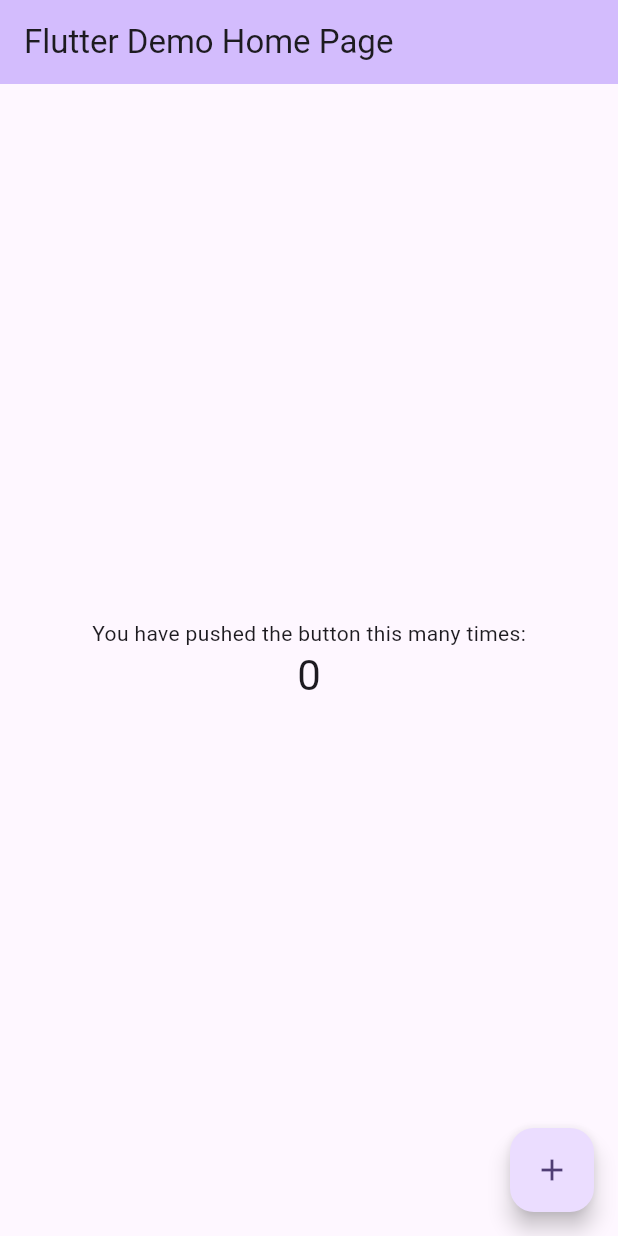
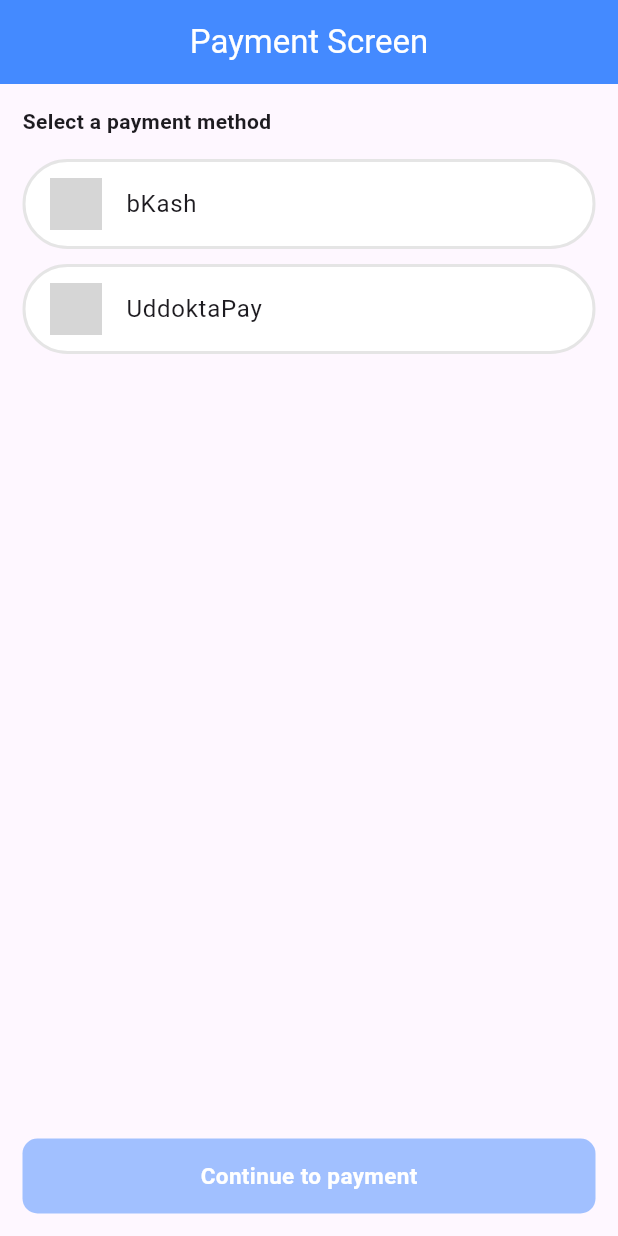
Before and after one commit to alazad214/payment-gateway, a Flutter app: the screen it shows after launch, on a phone screen of 412 x 824 dp. Run offline on Flutter 3.47's test engine with Material 3 defaults, Android fonts, the phone set to English and light mode, and no system bars; our stand-ins replace get; missing offline and left inert: bkash; network calls fail; grey boxes are pictures that could not be loaded.

Commit message:
bkash payment work

```diff
--- /dev/null
+++ b/lib/features/checkout/data/chekout_helper.dart
@@ -0,0 +1,45 @@
+import 'dart:developer';
+
+import 'package:bkash/bkash.dart';
+import 'package:get/get.dart';
+
+final bkash = Bkash(logResponse: true);
+
+/// Amount for payment
+double amount = 10.0;
+
+/// Function to handle button tap
+void onButtonTap(String selected) async {
+  switch (selected) {
+    case 'bkash':
+      await bkashPayment();
+      break;
+    default:
+      log('Unknown payment method selected');
+  }
+}
+
+/// BKash Payment Process
+Future<void> bkashPayment() async {
+  try {
+    final response = await bkash.pay(
+      context: Get.context!,
+      amount: amount,
+      merchantInvoiceNumber: 'xx551316',
+    );
+    log('Transaction ID: ${response.trxId}');
+    log('Payer Reference: ${response.payerReference}');
+    Get.snackbar(
+      'Payment Success',
+      'Transaction ID: ${response.trxId}',
+      snackPosition: SnackPosition.BOTTOM,
+    );
+  } on BkashFailure catch (e) {
+    log('Payment Failed: ${e.toString()}');
+    Get.snackbar(
+      'Payment Failed',
+      e.toString(),
+      snackPosition: SnackPosition.BOTTOM,
+    );
+  }
+}
--- /dev/null
+++ b/lib/features/checkout/data/gateway_data.dart
@@ -0,0 +1,22 @@
+List<Map> gatewayData = [
+  {
+    'name': 'bKash',
+    'logo':
+        'https://freelogopng.com/images/all_img/1656234841bkash-icon-png.png',
+  },
+  {
+    'name': 'UddoktaPay',
+    'logo':
+        'https://uddoktapay.com/assets/images/xlogo-icon.png.pagespeed.ic.IbVircDZ7p.png',
+  },
+  // {
+  //   'name': 'SslCommerz',
+  //   'logo':
+  //       'https://apps.odoo.com/web/image/loempia.module/193670/icon_image?unique=c301a64',
+  // },
+  // {
+  //   'name': 'ShurjoPay',
+  //   'logo':
+  //       'https://encrypted-tbn0.gstatic.com/images?q=tbn:ANd9GcTGhMPK0wqLrv9z2Z2NKU17pUIpadsmODtVSQ&s',
+  // },
+];
--- /dev/null
+++ b/lib/features/checkout/presentation/checkout_screen.dart
@@ -0,0 +1,146 @@
+import 'package:flutter/material.dart';
+
+import '../data/chekout_helper.dart';
+import '../data/gateway_data.dart';
+
+/// Global Bkash instance
+
+class CheckoutScreen extends StatefulWidget {
+  const CheckoutScreen({super.key});
+
+  @override
+  State<CheckoutScreen> createState() => _CheckoutScreenState();
+}
+
+class _CheckoutScreenState extends State<CheckoutScreen> {
+  String? selected;
+
+  @override
+  Widget build(BuildContext context) {
+    return Scaffold(
+      appBar: AppBar(
+        backgroundColor: Colors.blueAccent,
+        centerTitle: true,
+        title: const Text(
+          'Payment Screen',
+          style: TextStyle(
+            color: Colors.white,
+          ),
+        ),
+      ),
+      body: Padding(
+        padding: const EdgeInsets.all(15),
+        child: Column(
+          children: [
+            Expanded(
+              child: ListView(
+                children: [
+                  const Text(
+                    'Select a payment method',
+                    style: TextStyle(
+                      fontWeight: FontWeight.w700,
+                    ),
+                  ),
+                  const SizedBox(height: 15),
+                  ListView.separated(
+                    shrinkWrap: true,
+                    primary: false,
+                    itemBuilder: (_, index) {
+                      return MethodButtonTile(
+                        logo: gatewayData[index]['logo'],
+                        name: gatewayData[index]['name'],
+                        selected: selected ?? '',
+                        onTap: () {
+                          setState(() {
+                            selected = gatewayData[index]['name']
+                                .toString()
+                                .replaceAll(' ', '_')
+                                .toLowerCase();
+                          });
+                        },
+                      );
+                    },
+                    separatorBuilder: (_, index) => const SizedBox(height: 10),
+                    itemCount: gatewayData.length,
+                  ),
+                ],
+              ),
+            ),
+            InkWell(
+              onTap:
+                  selected == null ? null : () => onButtonTap(selected ?? ''),
+              child: Container(
+                height: 50,
+                width: double.infinity,
+                decoration: BoxDecoration(
+                  color: selected == null
+                      ? Colors.blueAccent.withOpacity(.5)
+                      : Colors.blueAccent,
+                  borderRadius: BorderRadius.circular(10),
+                ),
+                child: const Center(
+                  child: Text(
+                    'Continue to payment',
+                    style: TextStyle(
+                      fontSize: 15,
+                      color: Colors.white,
+                      fontWeight: FontWeight.w600,
+                    ),
+                  ),
+                ),
+              ),
+            ),
+          ],
+        ),
+      ),
+    );
+  }
+}
+
+class MethodButtonTile extends StatelessWidget {
+  final String logo;
+  final String name;
+  final Function()? onTap;
+  final String selected;
+
+  const MethodButtonTile({
+    super.key,
+    required this.logo,
+    required this.name,
+    this.onTap,
+    required this.selected,
+  });
+
+  @override
+  Widget build(BuildContext context) {
+    return InkWell(
+      onTap: onTap,
+      child: Container(
+        decoration: BoxDecoration(
+          color: Colors.white,
+          borderRadius: BorderRadius.circular(30),
+          border: Border.all(
+            color: selected == name.replaceAll(' ', '_').toLowerCase()
+                ? Colors.green
+                : Colors.black.withOpacity(.1),
+            width: 2,
+          ),
+        ),
+        child: ListTile(
+          leading: Image.network(
+            logo,
+            height: 35,
+            width: 35,
+          ),
+          title: Text(name),
+          trailing: CircleAvatar(
+            radius: 5,
+            backgroundColor: selected == name.replaceAll(' ', '_').toLowerCase()
+                ? Colors.amber
+                : Colors.white,
+          ),
+        ),
+      ),
+    );
+  }
+}
--- a/lib/main.dart
+++ b/lib/main.dart
@@ -1,4 +1,7 @@
 import 'package:flutter/material.dart';
+import 'package:get/get_navigation/src/root/get_material_app.dart';
+
+import 'features/checkout/presentation/checkout_screen.dart';
 
 void main() {
   runApp(const MyApp());
@@ -7,119 +10,12 @@ void main() {
 class MyApp extends StatelessWidget {
   const MyApp({super.key});
 
-  // This widget is the root of your application.
   @override
   Widget build(BuildContext context) {
-    return MaterialApp(
-      title: 'Flutter Demo',
-      theme: ThemeData(
-        // This is the theme of your application.
-        //
-        // TRY THIS: Try running your application with "flutter run". You'll see
-        // the application has a purple toolbar. Then, without quitting the app,
-        // try changing the seedColor in the colorScheme below to Colors.green
-        // and then invoke "hot reload" (save your changes or press the "hot
-        // reload" button in a Flutter-supported IDE, or press "r" if you used
-        // the command line to start the app).
-        //
-        // Notice that the counter didn't reset back to zero; the application
-        // state is not lost during the reload. To reset the state, use hot
-        // restart instead.
-        //
-        // This works for code too, not just values: Most code changes can be
-        // tested with just a hot reload.
-        colorScheme: ColorScheme.fromSeed(seedColor: Colors.deepPurple),
-        useMaterial3: true,
-      ),
-      home: const MyHomePage(title: 'Flutter Demo Home Page'),
+    return const GetMaterialApp(
+      title: 'Payment Gateway',
+      debugShowCheckedModeBanner: false,
+      home: CheckoutScreen(),
     );
   }
 }
-
-class MyHomePage extends StatefulWidget {
-  const MyHomePage({super.key, required this.title});
-
-  // This widget is the home page of your application. It is stateful, meaning
-  // that it has a State object (defined below) that contains fields that affect
-  // how it looks.
-
-  // This class is the configuration for the state. It holds the values (in this
-  // case the title) provided by the parent (in this case the App widget) and
-  // used by the build method of the State. Fields in a Widget subclass are
-  // always marked "final".
-
-  final String title;
-
-  @override
-  State<MyHomePage> createState() => _MyHomePageState();
-}
-
-class _MyHomePageState extends State<MyHomePage> {
-  int _counter = 0;
-
-  void _incrementCounter() {
-    setState(() {
-      // This call to setState tells the Flutter framework that something has
-      // changed in this State, which causes it to rerun the build method below
-      // so that the display can reflect the updated values. If we changed
-      // _counter without calling setState(), then the build method would not be
-      // called again, and so nothing would appear to happen.
-      _counter++;
-    });
-  }
-
-  @override
-  Widget build(BuildContext context) {
-    // This method is rerun every time setState is called, for instance as done
-    // by the _incrementCounter method above.
-    //
-    // The Flutter framework has been optimized to make rerunning build methods
-    // fast, so that you can just rebuild anything that needs updating rather
-    // than having to individually change instances of widgets.
-    return Scaffold(
-      appBar: AppBar(
-        // TRY THIS: Try changing the color here to a specific color (to
-        // Colors.amber, perhaps?) and trigger a hot reload to see the AppBar
-        // change color while the other colors stay the same.
-        backgroundColor: Theme.of(context).colorScheme.inversePrimary,
-        // Here we take the value from the MyHomePage object that was created by
-        // the App.build method, and use it to set our appbar title.
-        title: Text(widget.title),
-      ),
-      body: Center(
-        // Center is a layout widget. It takes a single child and positions it
-        // in the middle of the parent.
-        child: Column(
-          // Column is also a layout widget. It takes a list of children and
-          // arranges them vertically. By default, it sizes itself to fit its
-          // children horizontally, and tries to be as tall as its parent.
-          //
-          // Column has various properties to control how it sizes itself and
-          // how it positions its children. Here we use mainAxisAlignment to
-          // center the children vertically; the main axis here is the vertical
-          // axis because Columns are vertical (the cross axis would be
-          // horizontal).
-          //
-          // TRY THIS: Invoke "debug painting" (choose the "Toggle Debug Paint"
-          // action in the IDE, or press "p" in the console), to see the
-          // wireframe for each widget.
-          mainAxisAlignment: MainAxisAlignment.center,
-          children: <Widget>[
-            const Text(
-              'You have pushed the button this many times:',
-            ),
-            Text(
-              '$_counter',
-              style: Theme.of(context).textTheme.headlineMedium,
-            ),
-          ],
-        ),
-      ),
-      floatingActionButton: FloatingActionButton(
-        onPressed: _incrementCounter,
-        tooltip: 'Increment',
-        child: const Icon(Icons.add),
-      ), // This trailing comma makes auto-formatting nicer for build methods.
-    );
-  }
-}
--- a/pubspec.yaml
+++ b/pubspec.yaml
@@ -35,6 +35,8 @@ dependencies:
   # The following adds the Cupertino Icons font to your application.
   # Use with the CupertinoIcons class for iOS style icons.
   cupertino_icons: ^1.0.8
+  bkash: ^0.0.2
+  get: ^4.6.6
 
 dev_dependencies:
   flutter_test:
```
Also changed, not shown: pubspec.lock, 1 other file.
